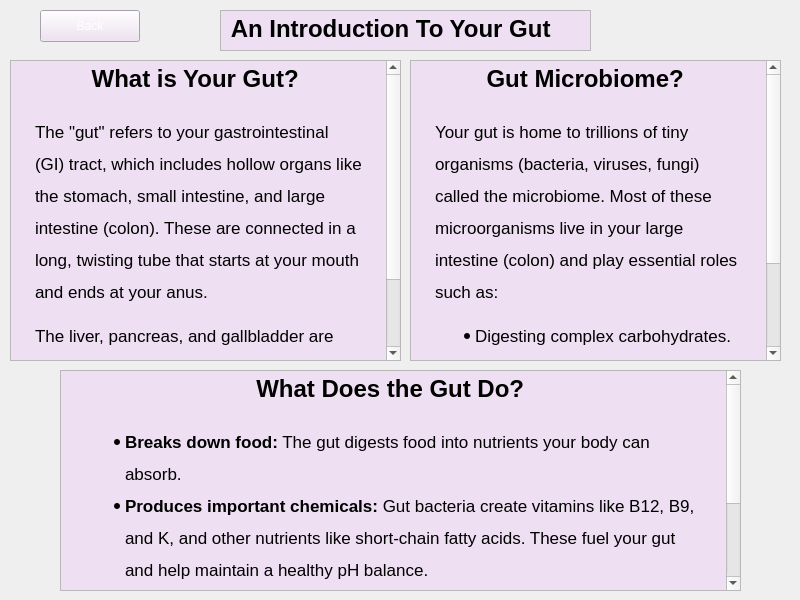
Before: the Qt Designer form A8EduApp/introtoguthealthwidget.ui in University-of-Utah-CS3505/a9-edu-app-f24-00Calvin00, drawn with Qt 5.
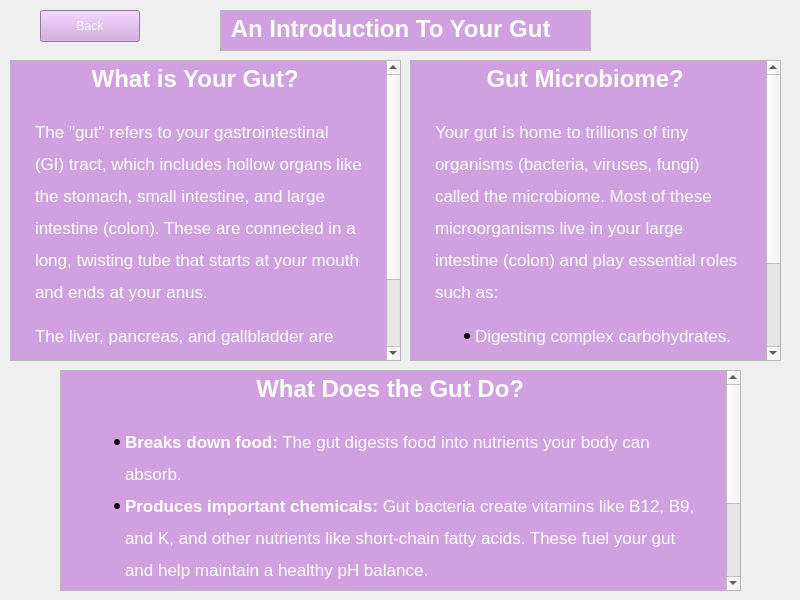
After: the same form once the commit is applied.

Diff of the .ui file:
```diff
--- a/A8EduApp/introtoguthealthwidget.ui
+++ b/A8EduApp/introtoguthealthwidget.ui
@@ -52,10 +52,10 @@
 hr { height: 1px; border-width: 0; }
 li.unchecked::marker { content: &quot;\2610&quot;; }
 li.checked::marker { content: &quot;\2612&quot;; }
-&lt;/style&gt;&lt;/head&gt;&lt;body style=&quot; font-family:'Segoe UI'; font-size:9pt; font-weight:400; font-style:normal;&quot; bgcolor=&quot;#eedff2&quot;&gt;
-&lt;h1 align=&quot;center&quot; style=&quot; margin-top:20px; margin-bottom:12px; margin-left:20px; margin-right:20px; -qt-block-indent:0; text-indent:0px; line-height:160%;&quot;&gt;&lt;span style=&quot; font-family:'Arial','sans-serif'; font-size:13pt; font-weight:700; color:#000000;&quot;&gt;What is Your Gut? &lt;/span&gt;&lt;/h1&gt;
-&lt;p style=&quot; margin-top:12px; margin-bottom:12px; margin-left:20px; margin-right:20px; -qt-block-indent:0; text-indent:0px; line-height:160%;&quot;&gt;&lt;span style=&quot; font-family:'Arial','sans-serif'; font-size:13pt; color:#000000;&quot;&gt;The &amp;quot;gut&amp;quot; refers to your gastrointestinal (GI) tract, which includes hollow organs like the stomach, small intestine, and large intestine (colon). These are connected in a long, twisting tube that starts at your mouth and ends at your anus. &lt;/span&gt;&lt;/p&gt;
-&lt;p style=&quot; margin-top:12px; margin-bottom:12px; margin-left:20px; margin-right:20px; -qt-block-indent:0; text-indent:0px; line-height:160%;&quot;&gt;&lt;span style=&quot; font-family:'Arial','sans-serif'; font-size:13pt; color:#000000;&quot;&gt;The liver, pancreas, and gallbladder are also part of your digestive system. These organs produce important enzymes and bile to aid in digestion.&lt;/span&gt;&lt;span style=&quot; font-family:'.AppleSystemUIFont'; font-size:13pt;&quot;&gt; &lt;/span&gt;&lt;/p&gt;&lt;/body&gt;&lt;/html&gt;</string>
+&lt;/style&gt;&lt;/head&gt;&lt;body style=&quot; font-family:'.AppleSystemUIFont'; font-size:13pt; font-weight:400; font-style:normal;&quot; bgcolor=&quot;#d1a0e0&quot;&gt;
+&lt;h1 align=&quot;center&quot; style=&quot; margin-top:20px; margin-bottom:12px; margin-left:20px; margin-right:20px; -qt-block-indent:0; text-indent:0px; line-height:160%;&quot;&gt;&lt;span style=&quot; font-family:'Arial','sans-serif'; font-size:xx-large; font-weight:700; color:#ffffff;&quot;&gt;What is Your Gut? &lt;/span&gt;&lt;/h1&gt;
+&lt;p style=&quot; margin-top:12px; margin-bottom:12px; margin-left:20px; margin-right:20px; -qt-block-indent:0; text-indent:0px; line-height:160%;&quot;&gt;&lt;span style=&quot; font-family:'Arial','sans-serif'; color:#ffffff;&quot;&gt;The &amp;quot;gut&amp;quot; refers to your gastrointestinal (GI) tract, which includes hollow organs like the stomach, small intestine, and large intestine (colon). These are connected in a long, twisting tube that starts at your mouth and ends at your anus. &lt;/span&gt;&lt;/p&gt;
+&lt;p style=&quot; margin-top:12px; margin-bottom:12px; margin-left:20px; margin-right:20px; -qt-block-indent:0; text-indent:0px; line-height:160%;&quot;&gt;&lt;span style=&quot; font-family:'Arial','sans-serif'; color:#ffffff;&quot;&gt;The liver, pancreas, and gallbladder are also part of your digestive system. These organs produce important enzymes and bile to aid in digestion.&lt;/span&gt; &lt;/p&gt;&lt;/body&gt;&lt;/html&gt;</string>
    </property>
   </widget>
   <widget class="QPushButton" name="backToTeachingWidgetButton">
@@ -68,7 +68,7 @@
     </rect>
    </property>
    <property name="styleSheet">
-    <string notr="true">background-color: rgb(238, 223, 242);
+    <string notr="true">background-color: rgb(209, 160, 224);
 color: rgb(254, 254, 254);</string>
    </property>
    <property name="text">
@@ -91,8 +91,8 @@
 hr { height: 1px; border-width: 0; }
 li.unchecked::marker { content: &quot;\2610&quot;; }
 li.checked::marker { content: &quot;\2612&quot;; }
-&lt;/style&gt;&lt;/head&gt;&lt;body style=&quot; font-family:'Segoe UI'; font-size:9pt; font-weight:400; font-style:normal;&quot; bgcolor=&quot;#eedff2&quot;&gt;
-&lt;h1 style=&quot; margin-top:18px; margin-bottom:12px; margin-left:0px; margin-right:0px; -qt-block-indent:0; text-indent:0px;&quot;&gt;&lt;span style=&quot; font-family:'Arial','sans-serif'; font-size:13pt; font-weight:700; color:#000000;&quot;&gt; An Introduction To Your Gut &lt;/span&gt;&lt;span style=&quot; font-family:'.AppleSystemUIFont'; font-size:13pt; font-weight:700;&quot;&gt; &lt;/span&gt;&lt;/h1&gt;&lt;/body&gt;&lt;/html&gt;</string>
+&lt;/style&gt;&lt;/head&gt;&lt;body style=&quot; font-family:'.AppleSystemUIFont'; font-size:13pt; font-weight:400; font-style:normal;&quot; bgcolor=&quot;#d1a0e0&quot;&gt;
+&lt;h1 style=&quot; margin-top:18px; margin-bottom:12px; margin-left:0px; margin-right:0px; -qt-block-indent:0; text-indent:0px;&quot;&gt;&lt;span style=&quot; font-family:'Arial','sans-serif'; font-size:xx-large; font-weight:700; color:#ffffff;&quot;&gt; An Introduction To Your Gut &lt;/span&gt;&lt;span style=&quot; font-size:xx-large; font-weight:700;&quot;&gt; &lt;/span&gt;&lt;/h1&gt;&lt;/body&gt;&lt;/html&gt;</string>
    </property>
   </widget>
   <widget class="QTextBrowser" name="textBrowser_3">
@@ -111,13 +111,13 @@
 hr { height: 1px; border-width: 0; }
 li.unchecked::marker { content: &quot;\2610&quot;; }
 li.checked::marker { content: &quot;\2612&quot;; }
-&lt;/style&gt;&lt;/head&gt;&lt;body style=&quot; font-family:'Segoe UI'; font-size:9pt; font-weight:400; font-style:normal;&quot; bgcolor=&quot;#eedff2&quot;&gt;
-&lt;h1 align=&quot;center&quot; style=&quot; margin-top:20px; margin-bottom:12px; margin-left:20px; margin-right:20px; -qt-block-indent:0; text-indent:0px; line-height:160%;&quot;&gt;&lt;span style=&quot; font-family:'Arial','sans-serif'; font-size:13pt; font-weight:700; color:#000000;&quot;&gt;Gut Microbiome? &lt;/span&gt;&lt;/h1&gt;
-&lt;p style=&quot; margin-top:12px; margin-bottom:12px; margin-left:20px; margin-right:20px; -qt-block-indent:0; text-indent:0px; line-height:160%;&quot;&gt;&lt;span style=&quot; font-family:'Arial','sans-serif'; font-size:13pt; color:#000000;&quot;&gt;Your gut is home to trillions of tiny organisms (bacteria, viruses, fungi) called the microbiome. Most of these microorganisms live in your large intestine (colon) and play essential roles such as: &lt;/span&gt;&lt;/p&gt;
+&lt;/style&gt;&lt;/head&gt;&lt;body style=&quot; font-family:'.AppleSystemUIFont'; font-size:13pt; font-weight:400; font-style:normal;&quot; bgcolor=&quot;#d1a0e0&quot;&gt;
+&lt;h1 align=&quot;center&quot; style=&quot; margin-top:20px; margin-bottom:12px; margin-left:20px; margin-right:20px; -qt-block-indent:0; text-indent:0px; line-height:160%;&quot;&gt;&lt;span style=&quot; font-family:'Arial','sans-serif'; font-size:xx-large; font-weight:700; color:#ffffff;&quot;&gt;Gut Microbiome? &lt;/span&gt;&lt;/h1&gt;
+&lt;p style=&quot; margin-top:12px; margin-bottom:12px; margin-left:20px; margin-right:20px; -qt-block-indent:0; text-indent:0px; line-height:160%;&quot;&gt;&lt;span style=&quot; font-family:'Arial','sans-serif'; color:#ffffff;&quot;&gt;Your gut is home to trillions of tiny organisms (bacteria, viruses, fungi) called the microbiome. Most of these microorganisms live in your large intestine (colon) and play essential roles such as: &lt;/span&gt;&lt;/p&gt;
 &lt;ul style=&quot;margin-top: 0px; margin-bottom: 0px; margin-left: 0px; margin-right: 0px; -qt-list-indent: 1;&quot;&gt;
-&lt;li style=&quot; font-family:'Arial','sans-serif'; font-size:13pt; color:#000000;&quot; style=&quot; margin-top:12px; margin-bottom:0px; margin-left:20px; margin-right:20px; -qt-block-indent:0; text-indent:0px; line-height:160%;&quot;&gt;Digesting complex carbohydrates. &lt;/li&gt;
-&lt;li style=&quot; font-family:'Arial','sans-serif'; font-size:13pt; color:#000000;&quot; style=&quot; margin-top:0px; margin-bottom:0px; margin-left:20px; margin-right:20px; -qt-block-indent:0; text-indent:0px; line-height:160%;&quot;&gt;Protecting against harmful bacteria. &lt;/li&gt;
-&lt;li style=&quot; font-family:'Arial','sans-serif'; font-size:13pt; color:#000000;&quot; style=&quot; margin-top:0px; margin-bottom:12px; margin-left:20px; margin-right:20px; -qt-block-indent:0; text-indent:0px; line-height:160%;&quot;&gt;Keeping your immune system balanced. &lt;/li&gt;&lt;/ul&gt;&lt;/body&gt;&lt;/html&gt;</string>
+&lt;li style=&quot; font-family:'Arial','sans-serif'; color:#ffffff;&quot; style=&quot; margin-top:12px; margin-bottom:0px; margin-left:20px; margin-right:20px; -qt-block-indent:0; text-indent:0px; line-height:160%;&quot;&gt;Digesting complex carbohydrates. &lt;/li&gt;
+&lt;li style=&quot; font-family:'Arial','sans-serif'; color:#ffffff;&quot; style=&quot; margin-top:0px; margin-bottom:0px; margin-left:20px; margin-right:20px; -qt-block-indent:0; text-indent:0px; line-height:160%;&quot;&gt;Protecting against harmful bacteria. &lt;/li&gt;
+&lt;li style=&quot; font-family:'Arial','sans-serif'; color:#ffffff;&quot; style=&quot; margin-top:0px; margin-bottom:12px; margin-left:20px; margin-right:20px; -qt-block-indent:0; text-indent:0px; line-height:160%;&quot;&gt;Keeping your immune system balanced. &lt;/li&gt;&lt;/ul&gt;&lt;/body&gt;&lt;/html&gt;</string>
    </property>
   </widget>
   <widget class="QTextBrowser" name="textBrowser_4">
@@ -136,13 +136,13 @@
 hr { height: 1px; border-width: 0; }
 li.unchecked::marker { content: &quot;\2610&quot;; }
 li.checked::marker { content: &quot;\2612&quot;; }
-&lt;/style&gt;&lt;/head&gt;&lt;body style=&quot; font-family:'Segoe UI'; font-size:9pt; font-weight:400; font-style:normal;&quot; bgcolor=&quot;#eedff2&quot;&gt;
-&lt;h1 align=&quot;center&quot; style=&quot; margin-top:20px; margin-bottom:12px; margin-left:20px; margin-right:20px; -qt-block-indent:0; text-indent:0px; line-height:160%;&quot;&gt;&lt;span style=&quot; font-family:'Arial','sans-serif'; font-size:13pt; font-weight:700; color:#000000;&quot;&gt;What Does the Gut Do? &lt;/span&gt;&lt;/h1&gt;
+&lt;/style&gt;&lt;/head&gt;&lt;body style=&quot; font-family:'.AppleSystemUIFont'; font-size:13pt; font-weight:400; font-style:normal;&quot; bgcolor=&quot;#d1a0e0&quot;&gt;
+&lt;h1 align=&quot;center&quot; style=&quot; margin-top:20px; margin-bottom:12px; margin-left:20px; margin-right:20px; -qt-block-indent:0; text-indent:0px; line-height:160%;&quot;&gt;&lt;span style=&quot; font-family:'Arial','sans-serif'; font-size:xx-large; font-weight:700; color:#ffffff;&quot;&gt;What Does the Gut Do? &lt;/span&gt;&lt;/h1&gt;
 &lt;ul style=&quot;margin-top: 0px; margin-bottom: 0px; margin-left: 0px; margin-right: 0px; -qt-list-indent: 1;&quot;&gt;
-&lt;li style=&quot; font-family:'Arial','sans-serif'; font-size:13pt; color:#000000;&quot; style=&quot; margin-top:12px; margin-bottom:0px; margin-left:20px; margin-right:20px; -qt-block-indent:0; text-indent:0px; line-height:160%;&quot;&gt;&lt;span style=&quot; font-weight:700;&quot;&gt;Breaks down food:&lt;/span&gt; The gut digests food into nutrients your body can absorb. &lt;/li&gt;
-&lt;li style=&quot; font-family:'Arial','sans-serif'; font-size:13pt; color:#000000;&quot; style=&quot; margin-top:0px; margin-bottom:0px; margin-left:20px; margin-right:20px; -qt-block-indent:0; text-indent:0px; line-height:160%;&quot;&gt;&lt;span style=&quot; font-weight:700;&quot;&gt;Produces important chemicals:&lt;/span&gt; Gut bacteria create vitamins like B12, B9, and K, and other nutrients like short-chain fatty acids. These fuel your gut and help maintain a healthy pH balance. &lt;/li&gt;
-&lt;li style=&quot; font-family:'Arial','sans-serif'; font-size:13pt; color:#000000;&quot; style=&quot; margin-top:0px; margin-bottom:0px; margin-left:20px; margin-right:20px; -qt-block-indent:0; text-indent:0px; line-height:160%;&quot;&gt;&lt;span style=&quot; font-weight:700;&quot;&gt;Regulates hormones:&lt;/span&gt; Your gut helps control hunger, mood, and stress through hormone production. &lt;/li&gt;
-&lt;li style=&quot; font-family:'Arial','sans-serif'; font-size:13pt; color:#000000;&quot; style=&quot; margin-top:0px; margin-bottom:12px; margin-left:20px; margin-right:20px; -qt-block-indent:0; text-indent:0px; line-height:160%;&quot;&gt;&lt;span style=&quot; font-weight:700;&quot;&gt;Strengthens your immune system:&lt;/span&gt; About 70% of your immune cells live in the gut, where they defend against harmful pathogens. &lt;/li&gt;&lt;/ul&gt;&lt;/body&gt;&lt;/html&gt;</string>
+&lt;li style=&quot; font-family:'Arial','sans-serif'; color:#ffffff;&quot; style=&quot; margin-top:12px; margin-bottom:0px; margin-left:20px; margin-right:20px; -qt-block-indent:0; text-indent:0px; line-height:160%;&quot;&gt;&lt;span style=&quot; font-weight:700;&quot;&gt;Breaks down food:&lt;/span&gt; The gut digests food into nutrients your body can absorb. &lt;/li&gt;
+&lt;li style=&quot; font-family:'Arial','sans-serif'; color:#ffffff;&quot; style=&quot; margin-top:0px; margin-bottom:0px; margin-left:20px; margin-right:20px; -qt-block-indent:0; text-indent:0px; line-height:160%;&quot;&gt;&lt;span style=&quot; font-weight:700;&quot;&gt;Produces important chemicals:&lt;/span&gt; Gut bacteria create vitamins like B12, B9, and K, and other nutrients like short-chain fatty acids. These fuel your gut and help maintain a healthy pH balance. &lt;/li&gt;
+&lt;li style=&quot; font-family:'Arial','sans-serif'; color:#ffffff;&quot; style=&quot; margin-top:0px; margin-bottom:0px; margin-left:20px; margin-right:20px; -qt-block-indent:0; text-indent:0px; line-height:160%;&quot;&gt;&lt;span style=&quot; font-weight:700;&quot;&gt;Regulates hormones:&lt;/span&gt; Your gut helps control hunger, mood, and stress through hormone production. &lt;/li&gt;
+&lt;li style=&quot; font-family:'Arial','sans-serif'; color:#ffffff;&quot; style=&quot; margin-top:0px; margin-bottom:12px; margin-left:20px; margin-right:20px; -qt-block-indent:0; text-indent:0px; line-height:160%;&quot;&gt;&lt;span style=&quot; font-weight:700;&quot;&gt;Strengthens your immune system:&lt;/span&gt; About 70% of your immune cells live in the gut, where they defend against harmful pathogens. &lt;/li&gt;&lt;/ul&gt;&lt;/body&gt;&lt;/html&gt;</string>
    </property>
   </widget>
  </widget>
```
